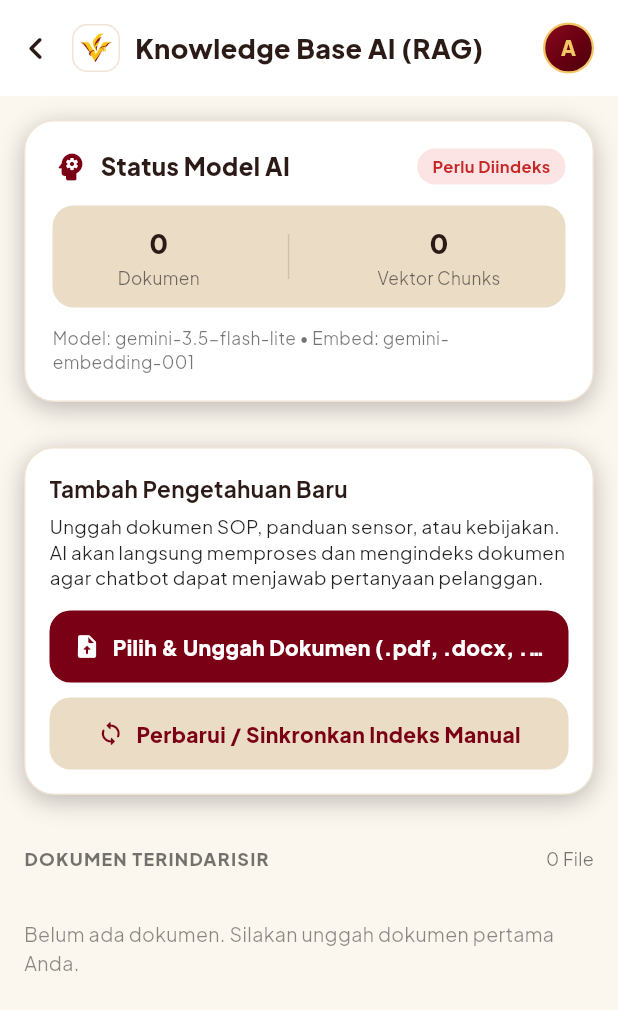
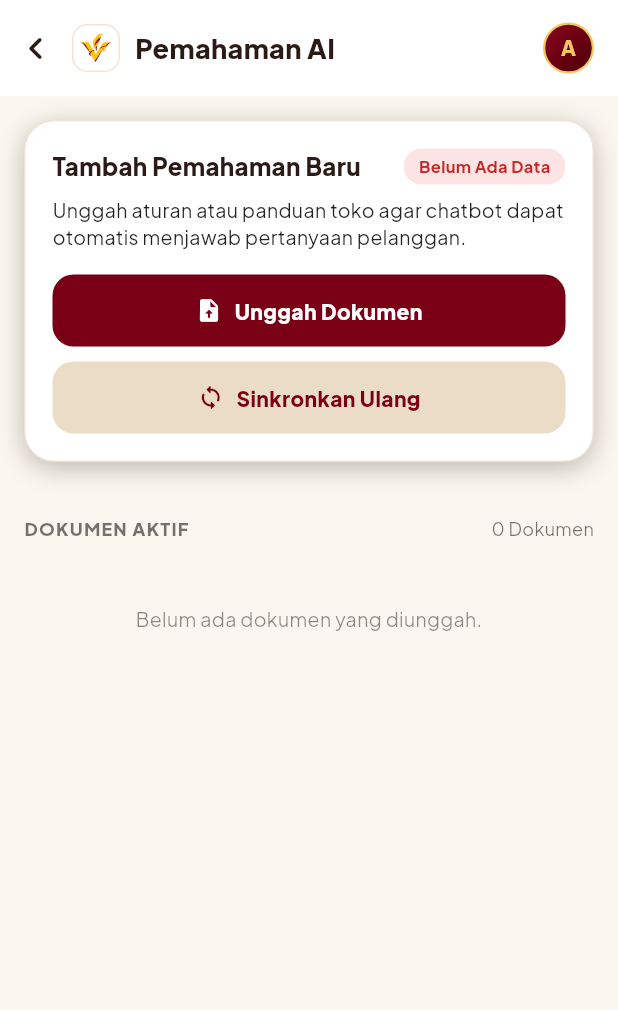
Before and after one commit to mimthokwes/vieguard-app, a Flutter app: the AiKnowledgeScreen screen opened directly, on a phone screen of 412 x 824 dp. Shown: the top 1010 px of the screen. Run offline on Flutter 3.47's test engine with Material 3 defaults, Android fonts, the phone set to English and light mode, and no system bars; our stand-ins replace dio, file_picker, flutter_dotenv, flutter_secure_storage, google_fonts, google_sign_in and 4 more; missing offline and left inert: excel; accounts and stored records are empty; network calls fail.

Commit message:
refactor: simplify UI and copywriting for Pemahaman AI

```diff
--- a/lib/screens/akun/ai_knowledge_screen.dart
+++ b/lib/screens/akun/ai_knowledge_screen.dart
@@ -17,7 +17,6 @@
 class _AiKnowledgeScreenState extends State<AiKnowledgeScreen> {
   bool _loading = true;
   bool _uploading = false;
-  String? _errorMessage;
 
   Map<String, dynamic>? _knowledgeData;
 
@@ -30,7 +29,6 @@
   Future<void> _fetchKnowledgeStatus() async {
     setState(() {
       _loading = true;
-      _errorMessage = null;
     });
 
     try {
@@ -43,13 +41,11 @@
         });
       } else {
         setState(() {
-          _errorMessage = 'Format data status tidak valid.';
           _loading = false;
         });
       }
-    } catch (e) {
+    } catch (_) {
       setState(() {
-        _errorMessage = 'Gagal memuat status AI: $e';
         _loading = false;
       });
     }
@@ -76,16 +72,13 @@
         'file': MultipartFile.fromBytes(bytes, filename: file.name),
       });
 
-      await auth.apiClient.postForm(
-        '/ai/knowledge',
-        formData,
-      );
+      await auth.apiClient.postForm('/ai/knowledge', formData);
 
       if (mounted) {
         ScaffoldMessenger.of(context).showSnackBar(
           const SnackBar(
             backgroundColor: Color(0xFF22A447),
-            content: Text('Dokumen berhasil diunggah dan diindeks ke dalam AI!'),
+            content: Text('Dokumen berhasil ditambahkan ke AI!'),
           ),
         );
       }
@@ -121,7 +114,7 @@
         ScaffoldMessenger.of(context).showSnackBar(
           const SnackBar(
             backgroundColor: Color(0xFF22A447),
-            content: Text('Indeks vektor AI berhasil disinkronkan ulang!'),
+            content: Text('Pemahaman AI berhasil disinkronkan ulang!'),
           ),
         );
       }
@@ -131,7 +124,7 @@
         ScaffoldMessenger.of(context).showSnackBar(
           SnackBar(
             backgroundColor: AppColors.danger,
-            content: Text('Gagal memperbarui indeks: $e'),
+            content: Text('Gagal menyinkronkan AI: $e'),
           ),
         );
       }
@@ -161,13 +154,11 @@
   @override
   Widget build(BuildContext context) {
     final files = (_knowledgeData?['files'] as List<dynamic>?) ?? [];
-    final totalChunks = _knowledgeData?['total_chunks_indexed'] ?? 0;
-    final chatModel = _knowledgeData?['chat_model'] ?? 'gemini-3.5-flash-lite';
-    final embeddingModel = _knowledgeData?['embedding_model'] ?? 'gemini-embedding-001';
+    final isActive = _knowledgeData?['index_exists'] == true;
 
     return Scaffold(
       backgroundColor: AppColors.background,
-      appBar: const VgBackBar(title: 'Knowledge Base AI (RAG)'),
+      appBar: const VgBackBar(title: 'Pemahaman AI'),
       body: _loading
           ? const Center(child: CircularProgressIndicator())
           : RefreshIndicator(
@@ -175,7 +166,7 @@
               child: ListView(
                 padding: const EdgeInsets.fromLTRB(16, 16, 16, 32),
                 children: [
-                  // Status Summary Card
+                  // Card Utama: Tambah Pemahaman Baru
                   VgCard(
                     padding: const EdgeInsets.all(18),
                     child: Column(
@@ -184,74 +175,39 @@
                         Row(
                           mainAxisAlignment: MainAxisAlignment.spaceBetween,
                           children: [
-                            const Row(
-                              children: [
-                                Icon(Icons.psychology_rounded, color: AppColors.primary, size: 24),
-                                SizedBox(width: 8),
-                                Text(
-                                  'Status Model AI',
-                                  style: TextStyle(fontSize: 16, fontWeight: FontWeight.w800, color: AppColors.textPrimary),
-                                ),
-                              ],
+                            const Text(
+                              'Tambah Pemahaman Baru',
+                              style: TextStyle(
+                                fontSize: 16,
+                                fontWeight: FontWeight.w800,
+                                color: AppColors.textPrimary,
+                              ),
                             ),
                             VgPill(
-                              label: _knowledgeData?['index_exists'] == true ? 'Aktif' : 'Perlu Diindeks',
-                              color: _knowledgeData?['index_exists'] == true ? const Color(0xFF22A447) : AppColors.danger,
-                              background: _knowledgeData?['index_exists'] == true ? const Color(0xFFE8F7ED) : AppColors.dangerBg,
+                              label: isActive ? 'Siap Menjawab' : 'Belum Ada Data',
+                              color: isActive ? const Color(0xFF22A447) : AppColors.danger,
+                              background: isActive ? const Color(0xFFE8F7ED) : AppColors.dangerBg,
                               fontSize: 11,
                             ),
                           ],
                         ),
-                        const SizedBox(height: 14),
-                        VgInset(
-                          padding: const EdgeInsets.symmetric(vertical: 12, horizontal: 14),
-                          child: Row(
-                            mainAxisAlignment: MainAxisAlignment.spaceAround,
-                            children: [
-                              _StatItem(value: '${files.length}', label: 'Dokumen'),
-                              Container(height: 30, width: 1, color: Colors.black12),
-                              _StatItem(value: '$totalChunks', label: 'Vektor Chunks'),
-                            ],
-                          ),
+                        const SizedBox(height: 8),
+                        const Text(
+                          'Unggah aturan atau panduan toko agar chatbot dapat otomatis menjawab pertanyaan pelanggan.',
+                          style: TextStyle(fontSize: 13, color: Colors.black87, height: 1.4),
                         ),
-                        const SizedBox(height: 12),
-                        Text(
-                          'Model: $chatModel • Embed: $embeddingModel',
-                          style: const TextStyle(fontSize: 11.5, color: Colors.black54),
-                        ),
-                      ],
-                    ),
-                  ),
-
-                  const SizedBox(height: 16),
-
-                  // Action Card: Upload & Sync
-                  VgCard(
-                    padding: const EdgeInsets.all(16),
-                    child: Column(
-                      crossAxisAlignment: CrossAxisAlignment.start,
-                      children: [
-                        const Text(
-                          'Tambah Pengetahuan Baru',
-                          style: TextStyle(fontSize: 15, fontWeight: FontWeight.w700, color: AppColors.textPrimary),
-                        ),
-                        const SizedBox(height: 6),
-                        const Text(
-                          'Unggah dokumen SOP, panduan sensor, atau kebijakan. AI akan langsung memproses dan mengindeks dokumen agar chatbot dapat menjawab pertanyaan pelanggan.',
-                          style: TextStyle(fontSize: 12.5, color: Colors.black87, height: 1.4),
-                        ),
-                        const SizedBox(height: 14),
+                        const SizedBox(height: 16),
                         if (_uploading)
                           const Center(
                             child: Padding(
-                              padding: EdgeInsets.symmetric(vertical: 10),
+                              padding: EdgeInsets.symmetric(vertical: 12),
                               child: Column(
                                 children: [
                                   CircularProgressIndicator(),
-                                  SizedBox(height: 8),
+                                  SizedBox(height: 10),
                                   Text(
-                                    'Memproses dokumen & menghasilkan vektor...',
-                                    style: TextStyle(fontSize: 12, color: Colors.black54),
+                                    'Menyimpan dan mempelajari dokumen...',
+                                    style: TextStyle(fontSize: 12.5, color: Colors.black54),
                                   ),
                                 ],
                               ),
@@ -259,13 +215,13 @@
                           )
                         else ...[
                           VgButton(
-                            label: 'Pilih & Unggah Dokumen (.pdf, .docx, .txt)',
+                            label: 'Unggah Dokumen',
                             icon: Icons.upload_file_rounded,
                             onPressed: _pickAndUploadDocument,
                           ),
                           const SizedBox(height: 10),
                           VgButton(
-                            label: 'Perbarui / Sinkronkan Indeks Manual',
+                            label: 'Sinkronkan Ulang',
                             style: VgButtonStyle.soft,
                             icon: Icons.sync_rounded,
                             onPressed: _rebuildIndexManual,
@@ -275,30 +231,35 @@
                     ),
                   ),
 
-                  const SizedBox(height: 20),
+                  const SizedBox(height: 22),
 
-                  // Document List Section
+                  // Daftar Dokumen Aktif
                   Row(
                     mainAxisAlignment: MainAxisAlignment.spaceBetween,
                     children: [
                       const Text(
-                        'DOKUMEN TERINDARISIR',
-                        style: TextStyle(fontSize: 12, fontWeight: FontWeight.w800, color: Colors.black54, letterSpacing: 0.8),
+                        'DOKUMEN AKTIF',
+                        style: TextStyle(
+                          fontSize: 12,
+                          fontWeight: FontWeight.w800,
+                          color: Colors.black54,
+                          letterSpacing: 0.8,
+                        ),
                       ),
                       Text(
-                        '${files.length} File',
+                        '${files.length} Dokumen',
                         style: const TextStyle(fontSize: 12, color: Colors.black54),
                       ),
                     ],
                   ),
-                  const SizedBox(height: 8),
+                  const SizedBox(height: 10),
 
                   if (files.isEmpty)
                     const Padding(
-                      padding: EdgeInsets.symmetric(vertical: 24),
+                      padding: EdgeInsets.symmetric(vertical: 32),
                       child: Center(
                         child: Text(
-                          'Belum ada dokumen. Silakan unggah dokumen pertama Anda.',
+                          'Belum ada dokumen yang diunggah.',
                           style: TextStyle(fontSize: 13, color: Colors.black45),
                         ),
                       ),
@@ -317,13 +278,13 @@
                           child: Row(
                             children: [
                               Container(
-                                width: 40,
-                                height: 40,
+                                width: 38,
+                                height: 38,
                                 decoration: BoxDecoration(
                                   color: AppColors.beige,
                                   borderRadius: BorderRadius.circular(10),
                                 ),
-                                child: Icon(_getFileIcon(ext), color: AppColors.primary, size: 22),
+                                child: Icon(_getFileIcon(ext), color: AppColors.primary, size: 20),
                               ),
                               const SizedBox(width: 12),
                               Expanded(
@@ -332,7 +293,11 @@
                                   children: [
                                     Text(
                                       name,
-                                      style: const TextStyle(fontSize: 13.5, fontWeight: FontWeight.w700, color: AppColors.textPrimary),
+                                      style: const TextStyle(
+                                        fontSize: 13.5,
+                                        fontWeight: FontWeight.w700,
+                                        color: AppColors.textPrimary,
+                                      ),
                                       maxLines: 1,
                                       overflow: TextOverflow.ellipsis,
                                     ),
@@ -356,21 +321,3 @@
     );
   }
 }
-
-class _StatItem extends StatelessWidget {
-  final String value;
-  final String label;
-
-  const _StatItem({required this.value, required this.label});
-
-  @override
-  Widget build(BuildContext context) {
-    return Column(
-      children: [
-        Text(value, style: const TextStyle(fontSize: 18, fontWeight: FontWeight.w800, color: AppColors.textPrimary)),
-        const SizedBox(height: 2),
-        Text(label, style: const TextStyle(fontSize: 11.5, color: Colors.black54)),
-      ],
-    );
-  }
-}
--- a/lib/screens/akun/akun_screen.dart
+++ b/lib/screens/akun/akun_screen.dart
@@ -218,11 +218,11 @@
               ]),
             ),
             const SizedBox(height: 20),
-            const _SectionLabel(title: 'OPERASIONAL & AI', trailing: '4 Modul'),
+            const _SectionLabel(title: 'OPERASIONAL & BISNIS', trailing: '4 Modul'),
             _MenuCard(
               icon: Icons.psychology_rounded,
-              title: 'Knowledge Base AI (RAG)',
-              badge: 'Smart CS',
+              title: 'Pemahaman AI',
+              badge: 'Chatbot',
               onTap: () => _push(const AiKnowledgeScreen()),
             ),
             _MenuCard(
```
